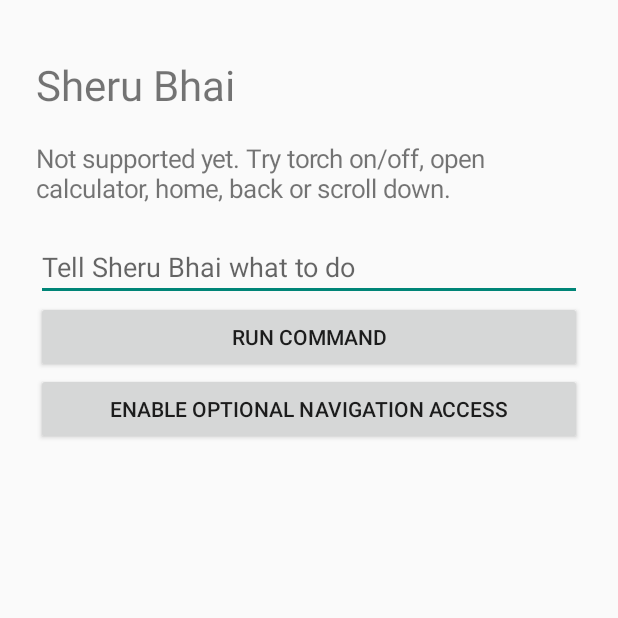
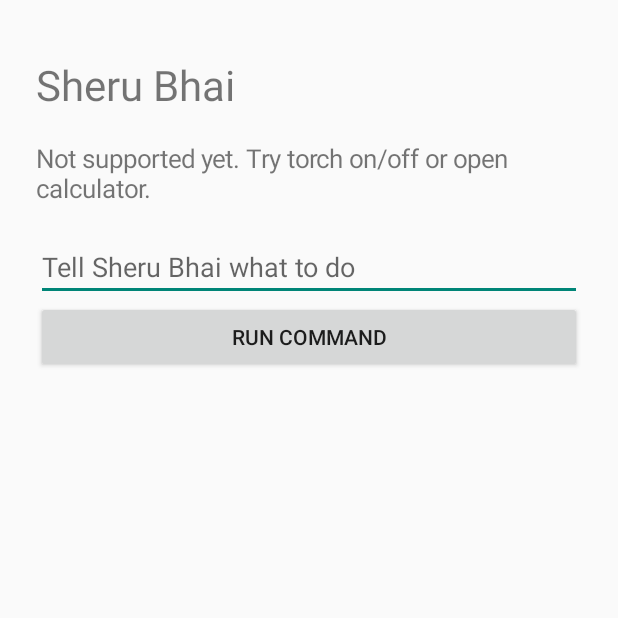
Before and after one commit to pradeep7095/Sheru-BhaAi, an Android app: the screen it shows after launch (MainActivity), after a tap on "RUN COMMAND", on a phone screen of 412 x 824 dp, the top half of it. Run offline under Robolectric (Android 15) with nearby library versions, the phone set to English and light mode, and no system bars.

Commit message:
Create safer Sheru Bhai prototype without accessibility access

```diff
--- a/app/src/main/java/com/sherubhai/assistant/MainActivity.kt
+++ b/app/src/main/java/com/sherubhai/assistant/MainActivity.kt
@@ -1,14 +1,11 @@
 package com.sherubhai.assistant
 
 import android.Manifest
-import android.accessibilityservice.AccessibilityService
 import android.app.Activity
 import android.content.Intent
 import android.content.pm.PackageManager
 import android.hardware.camera2.CameraManager
-import android.os.Build
 import android.os.Bundle
-import android.provider.Settings
 import android.view.ViewGroup
 import android.widget.*
 import java.util.Locale
@@ -26,21 +23,16 @@ class MainActivity : Activity() {
         }
         val title = TextView(this).apply { text = "Sheru Bhai"; textSize = 28f }
         result = TextView(this).apply {
-            text = "Ready. Try: torch on, torch off, open calculator, home, back, scroll down."
+            text = "Safe prototype. Try: torch on, torch off, open calculator."
             textSize = 17f
             setPadding(0, 28, 0, 28)
         }
         command = EditText(this).apply { hint = "Tell Sheru Bhai what to do"; isSingleLine = true }
         val send = Button(this).apply { text = "Run command"; setOnClickListener { execute(command.text.toString()) } }
-        val access = Button(this).apply {
-            text = "Enable optional navigation access"
-            setOnClickListener { startActivity(Intent(Settings.ACTION_ACCESSIBILITY_SETTINGS)) }
-        }
         layout.addView(title)
         layout.addView(result)
         layout.addView(command, LinearLayout.LayoutParams(ViewGroup.LayoutParams.MATCH_PARENT, ViewGroup.LayoutParams.WRAP_CONTENT))
         layout.addView(send)
-        layout.addView(access)
         setContentView(layout)
     }
 
@@ -49,17 +41,10 @@ class MainActivity : Activity() {
         result.text = when {
             text == "torch on" || text == "flashlight on" || text == "turn on torch" -> setTorch(true)
             text == "torch off" || text == "flashlight off" || text == "turn off torch" -> setTorch(false)
-            text == "home" || text == "go home" -> navigate(AccessibilityService.GLOBAL_ACTION_HOME)
-            text == "back" || text == "go back" -> navigate(AccessibilityService.GLOBAL_ACTION_BACK)
-            text == "recents" -> navigate(AccessibilityService.GLOBAL_ACTION_RECENTS)
-            text == "scroll down" -> if (SheruAccessibilityService.active?.scrollDown() == true) "Scrolling" else "Enable navigation access first"
             text.startsWith("open ") -> openApp(text.removePrefix("open ").trim())
-            else -> "Not supported yet. Try torch on/off, open calculator, home, back or scroll down."
+            else -> "Not supported yet. Try torch on/off or open calculator."
         }
     }
-
-    private fun navigate(action: Int): String =
-        if (SheruAccessibilityService.active?.navigate(action) == true) "Done" else "Enable navigation access first"
 
     private fun setTorch(on: Boolean): String {
         if (checkSelfPermission(Manifest.permission.CAMERA) != PackageManager.PERMISSION_GRANTED) {
```
